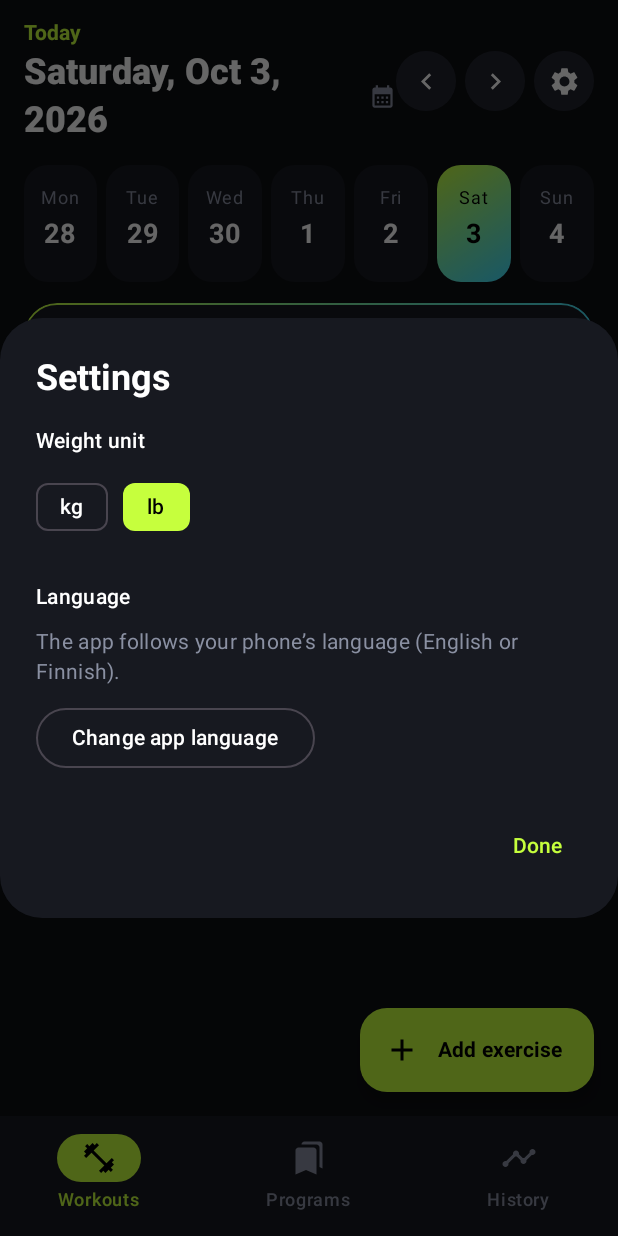
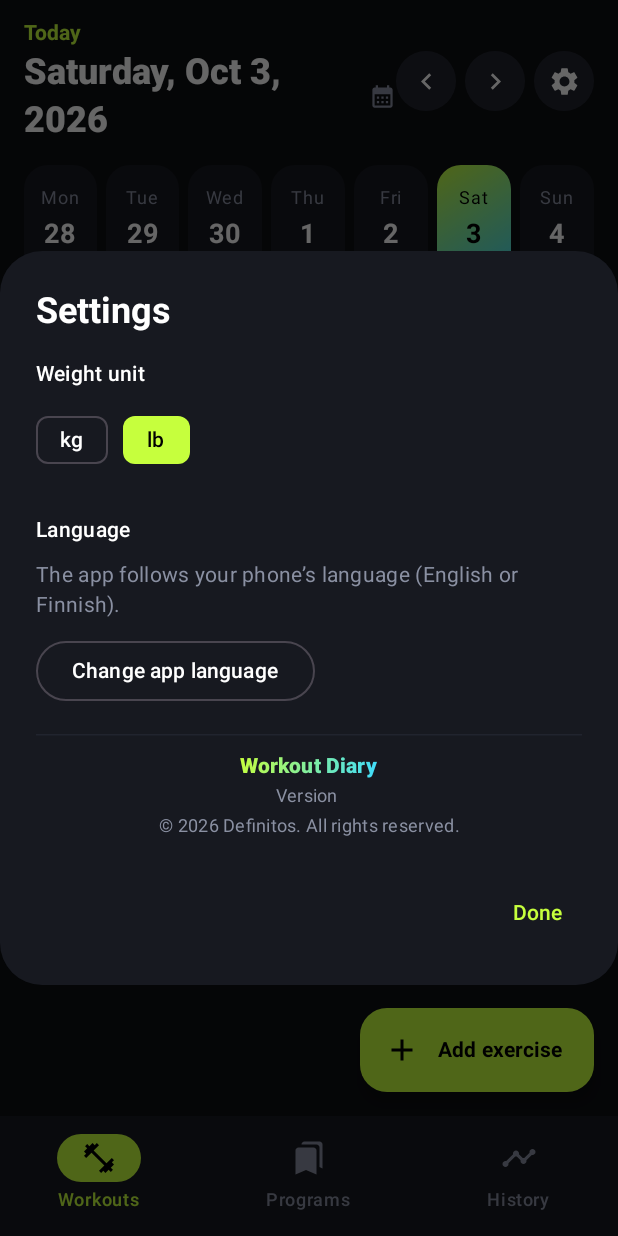
Before and after one commit to Definitos/Treenipaivakirja, an Android app built with Jetpack Compose: the screen it shows after launch (MainActivity), after a tap on "Settings", on a phone screen of 412 x 824 dp. Run offline under Robolectric (Android 15) with nearby library versions, the phone set to English and light mode, and no system bars; our stand-ins replace Room's generated code.

Commit message:
Copyright-merkintä: asetuksiin versio ja © Definitos, LICENSE-tiedosto
Co-Authored-By: Claude Opus 5.5 <noreply@anthropic.com>
Claude-Session: https://claude.ai/code/session_01BRdESKu6UistPrhDaXgYAJ

```diff
--- a/app/src/main/java/fi/ville/treenipaivakirja/ui/DayScreen.kt
+++ b/app/src/main/java/fi/ville/treenipaivakirja/ui/DayScreen.kt
@@ -52,6 +52,7 @@ import androidx.compose.material3.DropdownMenuItem
 import androidx.compose.material3.ExperimentalMaterial3Api
 import androidx.compose.material3.ExtendedFloatingActionButton
 import androidx.compose.material3.FilterChip
+import androidx.compose.material3.HorizontalDivider
 import androidx.compose.material3.FilterChipDefaults
 import androidx.compose.material3.Icon
 import androidx.compose.material3.IconButton
@@ -360,6 +361,20 @@ private fun SettingsDialog(unit: WeightUnit, onUnit: (WeightUnit) -> Unit, onDis
                                 .setData(Uri.fromParts("package", context.packageName, null))
                         )
                     }) { Text(stringResource(R.string.change_language), color = Color.White) }
+                }
+                HorizontalDivider(color = CardBg2, modifier = Modifier.padding(top = 8.dp))
+                val version = remember {
+                    runCatching { context.packageManager.getPackageInfo(context.packageName, 0).versionName }
+                        .getOrNull() ?: ""
+                }
+                Column(Modifier.fillMaxWidth(), horizontalAlignment = Alignment.CenterHorizontally) {
+                    Text(
+                        stringResource(R.string.app_name),
+                        style = MaterialTheme.typography.titleSmall.copy(brush = AccentBrush),
+                        fontWeight = FontWeight.ExtraBold
+                    )
+                    Text(stringResource(R.string.version, version), color = Muted, fontSize = 12.sp)
+                    Text(stringResource(R.string.copyright), color = Muted, fontSize = 12.sp, textAlign = TextAlign.Center)
                 }
             }
         },
--- a/app/src/main/res/values/strings.xml
+++ b/app/src/main/res/values/strings.xml
@@ -86,4 +86,6 @@
     <string name="go_heavier">Go heavier next time</string>
     <string name="save_set">Save set</string>
     <string name="target">Target %1$s</string>
+    <string name="version">Version %1$s</string>
+    <string name="copyright">© 2026 Definitos. All rights reserved.</string>
 </resources>
```
Also changed, not shown: 3 other files.
